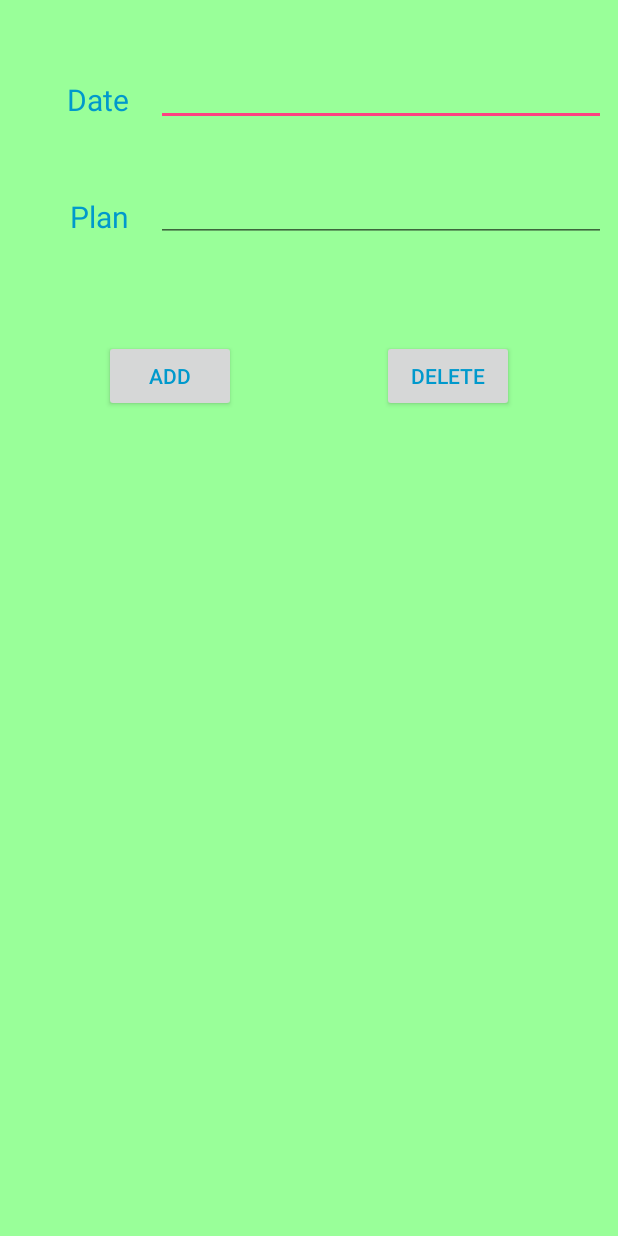
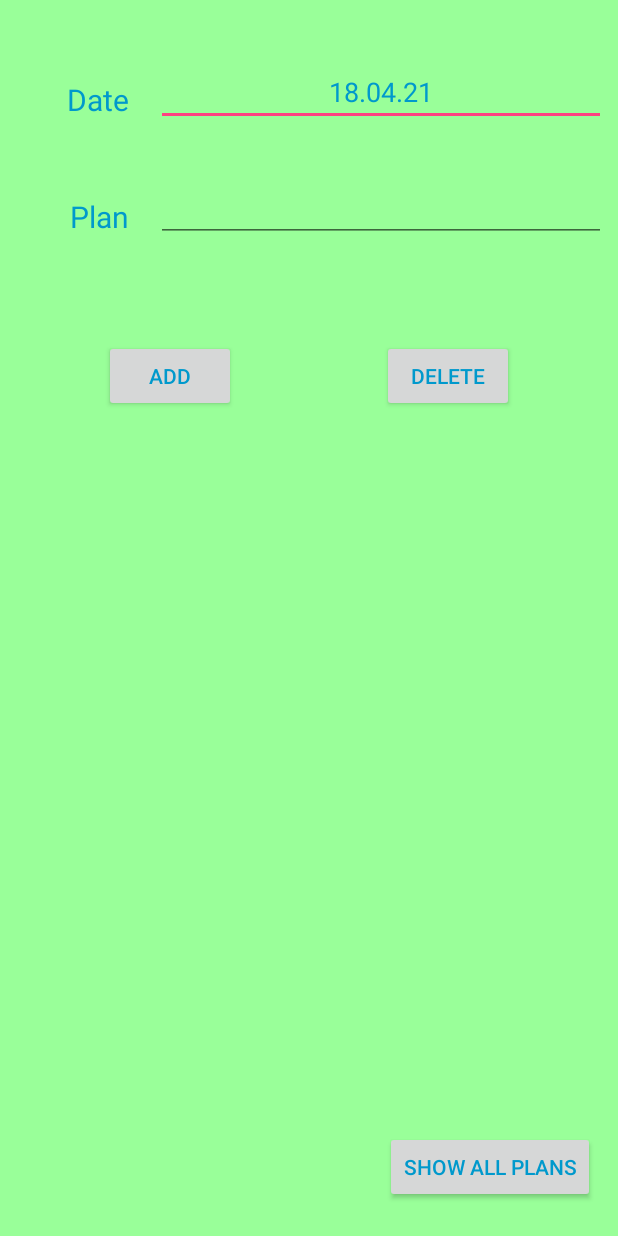
Before and after one commit to Acytoo/NewHpClient, an Android app: the EditPlanActivity screen opened directly, with no data from a screen before it, on a phone screen of 412 x 824 dp. Run offline under Robolectric (Android 15) with nearby library versions, the phone set to English and light mode, and no system bars.

Commit message:
improved edit function

```diff
--- a/app/src/main/java/com/acytoo/newhpcliend/EditPlanActivity.java
+++ b/app/src/main/java/com/acytoo/newhpcliend/EditPlanActivity.java
@@ -11,14 +11,21 @@ import android.widget.Button;
 import android.widget.EditText;
 import android.widget.TextView;
 
+import java.text.SimpleDateFormat;
+import java.util.Date;
+import java.util.Locale;
+
 public class EditPlanActivity extends AppCompatActivity {
 
     private EditText dateInput;
     private EditText planInput;
     private Button addButton;
     private Button deleteButton;
+    private Button showAllButton;
     private TextView planBoard;
     private MyDBHandler dbHandler;
+    private String dateToEdit;
+    private SimpleDateFormat df;
 
     @Override
     protected void onCreate(Bundle savedInstanceState) {
@@ -36,14 +43,23 @@ public class EditPlanActivity extends AppCompatActivity {
                 actionBar.hide();
             }
         }
+        df = new SimpleDateFormat("YY.MM.dd", Locale.CHINA);
+        Bundle getDateInfo = getIntent().getExtras();
+        if (getDateInfo == null){
+            dateToEdit = df.format(new Date());
+        }
+        else{
+            dateToEdit = df.format(new Date(getDateInfo.getLong("dateToEdit")));
+        }
         addButton = findViewById(R.id.addButton);
         deleteButton = findViewById(R.id.deleteButton);
+        showAllButton = findViewById(R.id.showAllButton);
         dateInput = findViewById(R.id.editDate);
         planInput = findViewById(R.id.editPlan);
         planBoard = findViewById(R.id.planBoard);
         dbHandler = new MyDBHandler(this, null, null, 1);
         showTodaysPlans();
-
+        dateInput.setText(dateToEdit);
         addButton.setOnClickListener(
                 new Button.OnClickListener(){
                     @Override
@@ -66,6 +82,14 @@ public class EditPlanActivity extends AppCompatActivity {
                     }
                 }
         );
+        showAllButton.setOnClickListener(
+                new Button.OnClickListener(){
+                    @Override
+                    public void onClick(View v) {
+                        showAllPlans();
+                    }
+                }
+        );
 
     }
 
@@ -77,10 +101,13 @@ public class EditPlanActivity extends AppCompatActivity {
      * I am really a fucking working-hard boy, ah?
      */
     public void showTodaysPlans(){
-        String todaysPlans = dbHandler.databaseToString();
+        String todaysPlans = dbHandler.getDatePlans(dateToEdit);
         planBoard.setText(todaysPlans);
-        dateInput.setText("");
         planInput.setText("");
+    }
+    public void showAllPlans(){
+        String allPlans = dbHandler.databaseToString();
+        planBoard.setText(allPlans);
     }
 
 
--- a/app/src/main/res/layout/activity_edit_plan.xml
+++ b/app/src/main/res/layout/activity_edit_plan.xml
@@ -129,8 +129,25 @@
         app:layout_constraintEnd_toEndOf="parent"
         app:layout_constraintHorizontal_bias="0.0"
         app:layout_constraintStart_toStartOf="parent"
-        app:layout_constraintTop_toBottomOf="@+id/editPlan"
-        app:layout_constraintVertical_bias="1.0" />
+        app:layout_constraintTop_toTopOf="parent"
+        app:layout_constraintVertical_bias="0.961" />
+
+    <Button
+        android:id="@+id/showAllButton"
+        android:layout_width="wrap_content"
+        android:layout_height="wrap_content"
+        android:layout_marginBottom="8dp"
+        android:layout_marginEnd="8dp"
+        android:layout_marginStart="8dp"
+        android:layout_marginTop="8dp"
+        android:textColor="#0099cc"
+        android:text="Show All plans"
+        app:layout_constraintBottom_toBottomOf="parent"
+        app:layout_constraintEnd_toEndOf="parent"
+        app:layout_constraintHorizontal_bias="0.971"
+        app:layout_constraintStart_toStartOf="parent"
+        app:layout_constraintTop_toTopOf="parent"
+        app:layout_constraintVertical_bias="0.982" />
 
 
 </android.support.constraint.ConstraintLayout>
```
Also changed, not shown: app/src/main/java/com/acytoo/newhpcliend/FullscreenActivity.java (+13 -12 lines), app/src/main/res/layout/activity_fullscreen.xml (+9 -11 lines).
